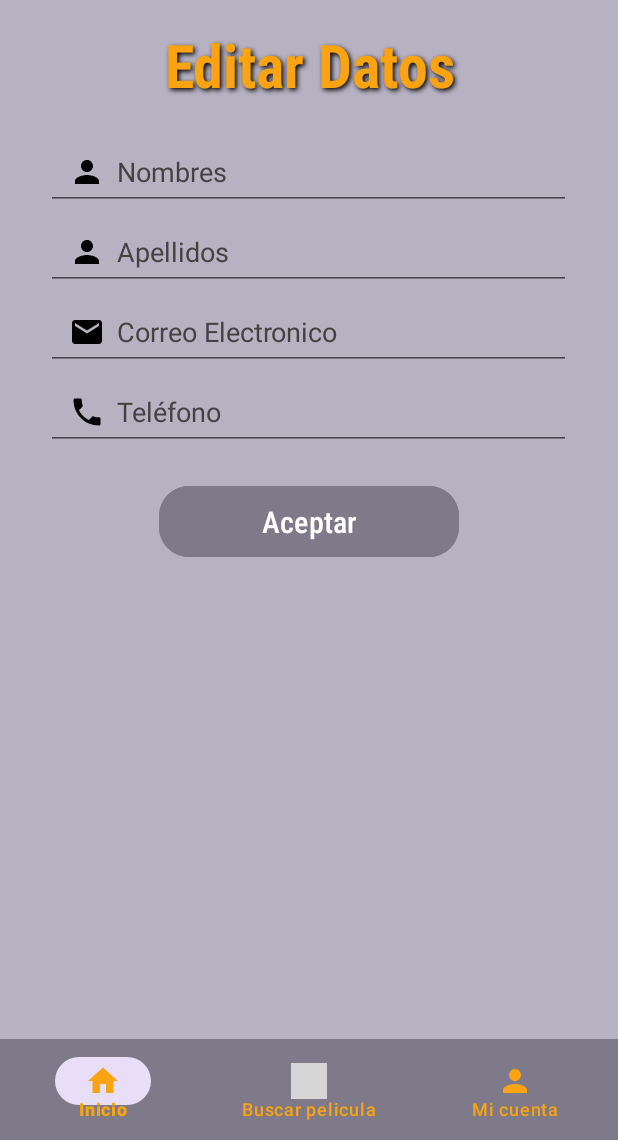
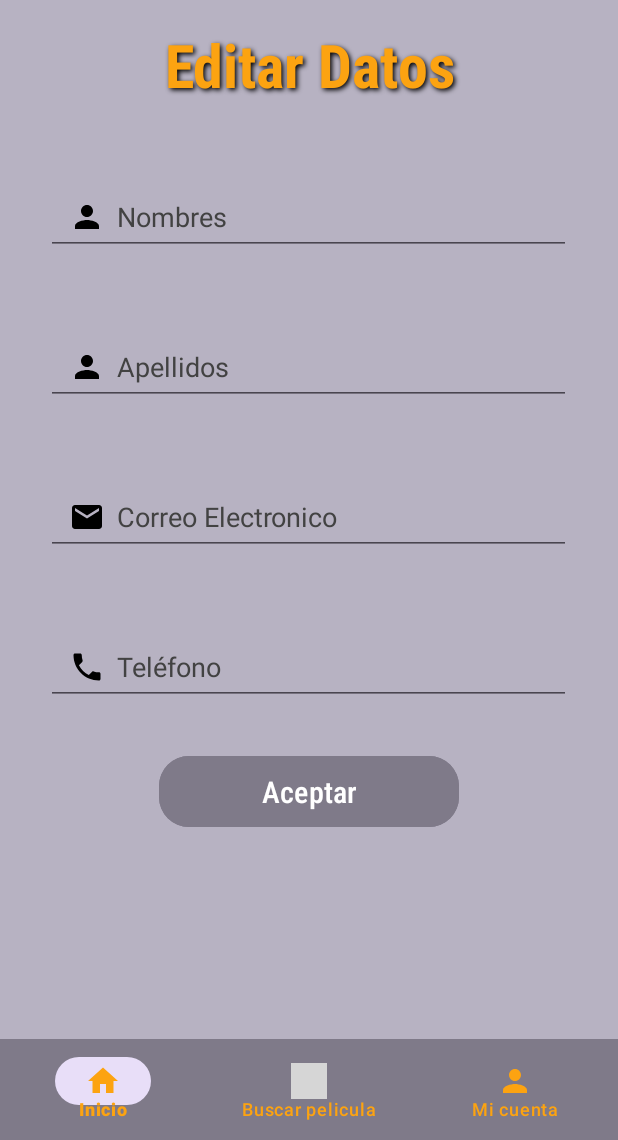
Before and after one commit to PauloRamos2255/ProyectoPeli2, an Android app: the EditarDatos screen opened through its navigation route, on a phone screen of 412 x 824 dp, the part 96-1236 px from its top. Run offline under Robolectric (Android 15) with nearby library versions, the phone set to English and light mode, and no system bars; our stand-ins replace navigation-ui; pictures from the network do not load; grey boxes are pictures that could not be loaded.

Commit message:
git add.

```diff
--- a/app/src/main/res/layout/fragment_editar_datos.xml
+++ b/app/src/main/res/layout/fragment_editar_datos.xml
@@ -31,7 +31,7 @@
         android:id="@+id/txtNombre"
         android:layout_width="350dp"
         android:layout_height="50dp"
-        android:layout_marginTop="20dp"
+        android:layout_marginTop="50dp"
         android:drawablePadding="8dp"
         android:layout_gravity="center"
         android:hint="Nombres"
@@ -45,7 +45,7 @@
         android:id="@+id/txtApellido"
         android:layout_width="350dp"
         android:layout_height="50dp"
-        android:layout_marginTop="3dp"
+        android:layout_marginTop="50dp"
         android:drawablePadding="8dp"
         android:layout_gravity="center"
         android:hint="Apellidos"
@@ -59,7 +59,7 @@
         android:id="@+id/txtCorreo"
         android:layout_width="350dp"
         android:layout_height="50dp"
-        android:layout_marginTop="3dp"
+        android:layout_marginTop="50dp"
         android:drawablePadding="8dp"
         android:layout_gravity="center"
         android:hint="Correo Electronico"
@@ -73,7 +73,7 @@
         android:id="@+id/txtTelefono"
         android:layout_width="350dp"
         android:layout_height="50dp"
-        android:layout_marginTop="3dp"
+        android:layout_marginTop="50dp"
         android:drawablePadding="8dp"
         android:layout_gravity="center"
         android:hint="Teléfono"
@@ -88,7 +88,7 @@
         android:id="@+id/btningresar"
         android:layout_width="200dp"
         android:layout_height="wrap_content"
-        android:layout_marginTop="20dp"
+        android:layout_marginTop="30dp"
         android:backgroundTint="@color/morado"
         android:fontFamily="sans-serif-condensed-medium"
         android:paddingTop="10dp"
```
